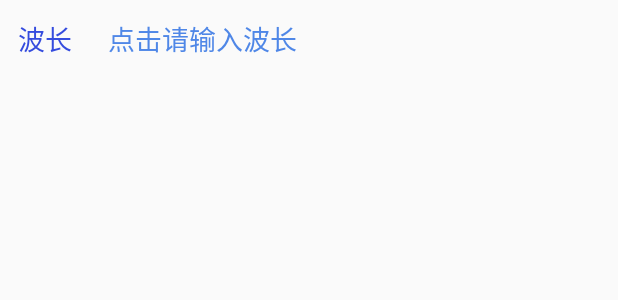
After one commit to zhangjie201412/Onlab, an Android app: the layout item_multiple_wavelength_setting.xml on its own in the app's theme, with its tools: preview values and no code run, on a phone screen of 412 x 824 dp. The commit adds this screen. Shown: the top 300 px of the screen. Run offline under Robolectric (Android 15) with nearby library versions, the phone set to English and light mode, and no system bars.

Commit message:
Add multiple wavelength settings

```diff
--- a/app/src/main/res/layout/fragment_quantitative_analysis.xml
+++ b/app/src/main/res/layout/fragment_quantitative_analysis.xml
@@ -213,6 +213,11 @@
                     android:gravity="center"
                     android:text="@string/conc"
                     android:textColor="@color/color_title_text" />
+                <!-- Fake view -->
+                <TextView
+                    android:layout_width="0dp"
+                    android:layout_height="wrap_content"
+                    android:layout_weight="1" />
             </LinearLayout>
 
             <View
--- /dev/null
+++ b/app/src/main/res/layout/item_multiple_wavelength_setting.xml
@@ -0,0 +1,31 @@
+<?xml version="1.0" encoding="utf-8"?>
+<LinearLayout xmlns:android="http://schemas.android.com/apk/res/android"
+    android:orientation="vertical" android:layout_width="match_parent"
+    android:layout_height="match_parent">
+
+    <LinearLayout
+        android:layout_margin="@dimen/dialog_margin"
+        android:layout_marginLeft="@dimen/dialog_margin_left"
+        android:layout_marginRight="@dimen/dialog_margin_right"
+        android:layout_width="match_parent"
+        android:orientation="horizontal"
+        android:layout_height="wrap_content">
+        <TextView
+            android:id="@+id/tv_wavelength_index"
+            android:layout_width="wrap_content"
+            android:textColor="@color/colorDialogText"
+            android:textSize="@dimen/dialog_textsize"
+            android:layout_marginRight="@dimen/dialog_margin"
+            android:text="@string/wavelength"
+            android:layout_height="wrap_content" />
+        <TextView
+            android:id="@+id/tv_wavelength_value"
+            android:layout_width="wrap_content"
+            android:textColor="@color/colorDialogValue"
+            android:textSize="@dimen/dialog_textsize"
+            android:layout_marginLeft="@dimen/dialog_margin"
+            android:text="@string/summary_timescan_work_wavelength"
+            android:layout_height="wrap_content" />
+    </LinearLayout>
+
+</LinearLayout>
--- a/app/src/main/res/layout/item_quantitative_analysis.xml
+++ b/app/src/main/res/layout/item_quantitative_analysis.xml
@@ -50,13 +50,12 @@
         android:textColor="@color/color_content_text"
         android:textSize="@dimen/list_text_size" />
 
-
     <CheckBox
         android:id="@+id/item_checkbox"
         android:layout_width="0dp"
         android:layout_height="wrap_content"
-        android:layout_alignParentEnd="true"
-        android:layout_weight="0.5"
+        android:layout_weight="1"
+        android:layout_gravity="center"
         android:focusable="false"
         android:focusableInTouchMode="false" />
 
--- a/app/src/main/res/values/colors.xml
+++ b/app/src/main/res/values/colors.xml
@@ -22,4 +22,5 @@
     <color name="color_setting_value">#9c9e9f</color>
     <color name="color_formalu_detail">#1a44e9</color>
     <color name="color_formalu">#bf98e9</color>
+    <color name="colorDialogValue">#FF4F87E7</color>
 </resources>
--- a/app/src/main/res/values/dimens.xml
+++ b/app/src/main/res/values/dimens.xml
@@ -24,5 +24,5 @@
     <dimen name="setting_margin_right">30dp</dimen>
     <dimen name="button_min_height">30dp</dimen>
     <dimen name="formalu_size">18sp</dimen>
-    <dimen name="add_text_size">20sp</dimen>
+    <dimen name="add_text_size">18sp</dimen>
 </resources>
```
Also changed, not shown: app/src/main/java/org/zhangjie/onlab/adapter/MultipleWavelengthSettingAdapter.java (added, +72 -0 lines), app/src/main/java/org/zhangjie/onlab/dialog/MultipleWavelengthSettingDialog.java (+134 -2 lines), app/src/main/java/org/zhangjie/onlab/fragment/MultipleWavelengthFragment.java (+20 -11 lines), app/src/main/res/layout/dialog_multiple_wavelength_setting.xml (+10 -9 lines), app/src/main/java/org/zhangjie/onlab/adapter/PhotometricMeasureAdapter.java (deleted).
